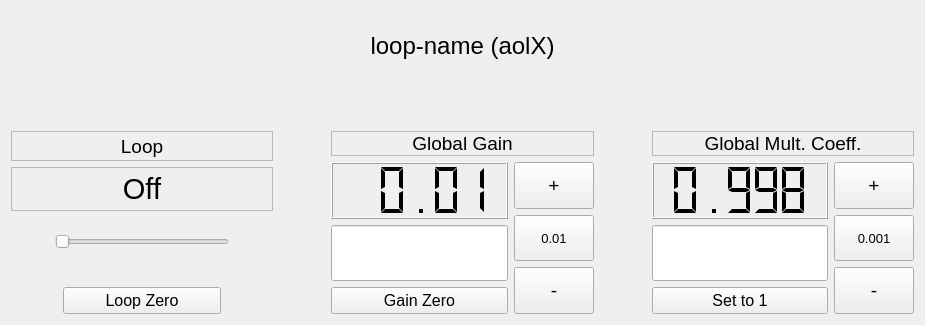
Before: the Qt Designer form gui/widgets/loopCtrl/loopCtrl.ui in magao-x/MagAOX, drawn with Qt 5.
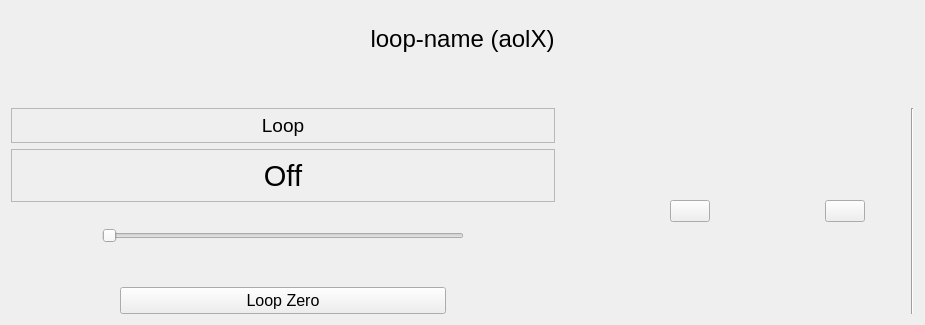
After: the same form once the commit is applied. Custom widgets are drawn as their Qt base class.

Commit message: 2nd part of: new gan control widget; added block controls to loopCtrl

```diff
--- a/gui/widgets/loopCtrl/loopCtrl.ui
+++ b/gui/widgets/loopCtrl/loopCtrl.ui
@@ -15,7 +15,7 @@
   </property>
   <layout class="QGridLayout" name="gridLayout">
    <item row="0" column="0">
-    <layout class="QVBoxLayout" name="verticalLayout" stretch="3,2,8">
+    <layout class="QVBoxLayout" name="verticalLayout" stretch="3,2,0">
      <item>
       <widget class="QLabel" name="label_LoopName">
        <property name="font">
@@ -45,7 +45,7 @@
       </spacer>
      </item>
      <item>
-      <layout class="QHBoxLayout" name="horizontalLayout_2" stretch="5,1,5,1,5">
+      <layout class="QHBoxLayout" name="horizontalLayout_2" stretch="5,1,0,1,0,0,0">
        <item>
         <layout class="QVBoxLayout" name="vl_loopStatus" stretch="2,3,1,1,2,0">
          <item>
@@ -211,153 +211,7 @@
         </spacer>
        </item>
        <item>
-        <layout class="QVBoxLayout" name="vl_gain">
-         <item>
-          <widget class="QLabel" name="label_gain">
-           <property name="font">
-            <font>
-             <pointsize>14</pointsize>
-            </font>
-           </property>
-           <property name="frameShape">
-            <enum>QFrame::StyledPanel</enum>
-           </property>
-           <property name="text">
-            <string>Global Gain</string>
-           </property>
-           <property name="alignment">
-            <set>Qt::AlignCenter</set>
-           </property>
-          </widget>
-         </item>
-         <item>
-          <layout class="QHBoxLayout" name="hl_gainControls" stretch="3,1">
-           <item>
-            <layout class="QVBoxLayout" name="vl_gainText" stretch="1,1,2">
-             <item>
-              <widget class="QLCDNumber" name="lcd_gain">
-               <property name="smallDecimalPoint">
-                <bool>false</bool>
-               </property>
-               <property name="digitCount">
-                <number>5</number>
-               </property>
-               <property name="segmentStyle">
-                <enum>QLCDNumber::Flat</enum>
-               </property>
-               <property name="value" stdset="0">
-                <double>0.010000000000000</double>
-               </property>
-              </widget>
-             </item>
-             <item>
-              <widget class="QLineEdit" name="lineEdit_gain">
-               <property name="sizePolicy">
-                <sizepolicy hsizetype="Expanding" vsizetype="MinimumExpanding">
-                 <horstretch>0</horstretch>
-                 <verstretch>0</verstretch>
-                </sizepolicy>
-               </property>
-               <property name="font">
-                <font>
-                 <pointsize>12</pointsize>
-                </font>
-               </property>
-               <property name="focusPolicy">
-                <enum>Qt::ClickFocus</enum>
-               </property>
-               <property name="alignment">
-                <set>Qt::AlignRight|Qt::AlignTrailing|Qt::AlignVCenter</set>
-               </property>
-              </widget>
-             </item>
-             <item>
-              <widget class="QPushButton" name="button_zeroGain">
-               <property name="font">
-                <font>
-                 <pointsize>12</pointsize>
-                </font>
-               </property>
-               <property name="focusPolicy">
-                <enum>Qt::NoFocus</enum>
-               </property>
-               <property name="text">
-                <string>Gain Zero</string>
-               </property>
-              </widget>
-             </item>
-            </layout>
-           </item>
-           <item>
-            <layout class="QVBoxLayout" name="vl_gainButtons">
-             <item>
-              <widget class="QPushButton" name="button_gainUp">
-               <property name="sizePolicy">
-                <sizepolicy hsizetype="MinimumExpanding" vsizetype="MinimumExpanding">
-                 <horstretch>0</horstretch>
-                 <verstretch>0</verstretch>
-                </sizepolicy>
-               </property>
-               <property name="font">
-                <font>
-                 <pointsize>14</pointsize>
-                </font>
-               </property>
-               <property name="focusPolicy">
-                <enum>Qt::NoFocus</enum>
-               </property>
-               <property name="text">
-                <string>+</string>
-               </property>
-              </widget>
-             </item>
-             <item>
-              <widget class="QPushButton" name="button_gainScale">
-               <property name="sizePolicy">
-                <sizepolicy hsizetype="MinimumExpanding" vsizetype="MinimumExpanding">
-                 <horstretch>0</horstretch>
-                 <verstretch>0</verstretch>
-                </sizepolicy>
-               </property>
-               <property name="font">
-                <font>
-                 <pointsize>10</pointsize>
-                </font>
-               </property>
-               <property name="focusPolicy">
-                <enum>Qt::NoFocus</enum>
-               </property>
-               <property name="text">
-                <string>0.01</string>
-               </property>
-              </widget>
-             </item>
-             <item>
-              <widget class="QPushButton" name="button_gainDown">
-               <property name="sizePolicy">
-                <sizepolicy hsizetype="MinimumExpanding" vsizetype="MinimumExpanding">
-                 <horstretch>0</horstretch>
-                 <verstretch>0</verstretch>
-                </sizepolicy>
-               </property>
-               <property name="font">
-                <font>
-                 <pointsize>14</pointsize>
-                </font>
-               </property>
-               <property name="focusPolicy">
-                <enum>Qt::NoFocus</enum>
-               </property>
-               <property name="text">
-                <string>-</string>
-               </property>
-              </widget>
-             </item>
-            </layout>
-           </item>
-          </layout>
-         </item>
-        </layout>
+        <widget class="xqt::gainCtrl" name="gainCtrl"/>
        </item>
        <item>
         <spacer name="horizontalSpacer_2">
@@ -373,142 +227,27 @@
         </spacer>
        </item>
        <item>
-        <layout class="QVBoxLayout" name="vl_multcoeff">
-         <item>
-          <widget class="QLabel" name="label_multcoeff">
-           <property name="font">
-            <font>
-             <pointsize>14</pointsize>
-            </font>
-           </property>
-           <property name="frameShape">
-            <enum>QFrame::StyledPanel</enum>
-           </property>
-           <property name="text">
-            <string>Global Mult. Coeff.</string>
-           </property>
-           <property name="alignment">
-            <set>Qt::AlignCenter</set>
-           </property>
-          </widget>
-         </item>
-         <item>
-          <layout class="QHBoxLayout" name="hl_multcoeffControls" stretch="3,1">
-           <item>
-            <layout class="QVBoxLayout" name="vl_multcoeffText" stretch="1,1,2">
-             <item>
-              <widget class="QLCDNumber" name="lcd_multcoeff">
-               <property name="segmentStyle">
-                <enum>QLCDNumber::Flat</enum>
-               </property>
-               <property name="value" stdset="0">
-                <double>0.998000000000000</double>
-               </property>
-              </widget>
-             </item>
-             <item>
-              <widget class="QLineEdit" name="lineEdit_multcoeff">
-               <property name="sizePolicy">
-                <sizepolicy hsizetype="Expanding" vsizetype="MinimumExpanding">
-                 <horstretch>0</horstretch>
-                 <verstretch>0</verstretch>
-                </sizepolicy>
-               </property>
-               <property name="focusPolicy">
-                <enum>Qt::ClickFocus</enum>
-               </property>
-               <property name="alignment">
-                <set>Qt::AlignRight|Qt::AlignTrailing|Qt::AlignVCenter</set>
-               </property>
-              </widget>
-             </item>
-             <item>
-              <widget class="QPushButton" name="button_oneMultCoeff">
-               <property name="font">
-                <font>
-                 <pointsize>12</pointsize>
-                </font>
-               </property>
-               <property name="focusPolicy">
-                <enum>Qt::NoFocus</enum>
-               </property>
-               <property name="text">
-                <string>Set to 1</string>
-               </property>
-              </widget>
-             </item>
-            </layout>
-           </item>
-           <item>
-            <layout class="QVBoxLayout" name="vl_multcoeffButtons">
-             <item>
-              <widget class="QPushButton" name="button_multcoeffUp">
-               <property name="sizePolicy">
-                <sizepolicy hsizetype="MinimumExpanding" vsizetype="MinimumExpanding">
-                 <horstretch>0</horstretch>
-                 <verstretch>0</verstretch>
-                </sizepolicy>
-               </property>
-               <property name="font">
-                <font>
-                 <pointsize>14</pointsize>
-                </font>
-               </property>
-               <property name="focusPolicy">
-                <enum>Qt::NoFocus</enum>
-               </property>
-               <property name="text">
-                <string>+</string>
-               </property>
-              </widget>
-             </item>
-             <item>
-              <widget class="QPushButton" name="button_multcoeffScale">
-               <property name="sizePolicy">
-                <sizepolicy hsizetype="MinimumExpanding" vsizetype="MinimumExpanding">
-                 <horstretch>0</horstretch>
-                 <verstretch>0</verstretch>
-                </sizepolicy>
-               </property>
-               <property name="font">
-                <font>
-                 <pointsize>10</pointsize>
-                </font>
-               </property>
-               <property name="focusPolicy">
-                <enum>Qt::NoFocus</enum>
-               </property>
-               <property name="text">
-                <string>0.001</string>
-               </property>
-              </widget>
-             </item>
-             <item>
-              <widget class="QPushButton" name="button_multcoeffDown">
-               <property name="sizePolicy">
-                <sizepolicy hsizetype="MinimumExpanding" vsizetype="MinimumExpanding">
-                 <horstretch>0</horstretch>
-                 <verstretch>0</verstretch>
-                </sizepolicy>
-               </property>
-               <property name="font">
-                <font>
-                 <pointsize>14</pointsize>
-                </font>
-               </property>
-               <property name="focusPolicy">
-                <enum>Qt::NoFocus</enum>
-               </property>
-               <property name="text">
-                <string>-</string>
-               </property>
-              </widget>
-             </item>
-            </layout>
-           </item>
-          </layout>
-         </item>
-        </layout>
+        <widget class="xqt::gainCtrl" name="mcCtrl"/>
+       </item>
+       <item>
+        <spacer name="horizontalSpacer_7">
+         <property name="orientation">
+          <enum>Qt::Horizontal</enum>
+         </property>
+         <property name="sizeHint" stdset="0">
+          <size>
+           <width>40</width>
+           <height>20</height>
+          </size>
+         </property>
+        </spacer>
+       </item>
+       <item>
+        <widget class="Line" name="line">
+         <property name="orientation">
+          <enum>Qt::Vertical</enum>
+         </property>
+        </widget>
        </item>
       </layout>
      </item>
@@ -516,6 +255,13 @@
    </item>
   </layout>
  </widget>
+ <customwidgets>
+  <customwidget>
+   <class>xqt::gainCtrl</class>
+   <extends>QPushButton</extends>
+   <header>../xWidgets/gainCtrl.hpp</header>
+  </customwidget>
+ </customwidgets>
  <resources/>
  <connections/>
 </ui>
```
The commit also changes 4 other files.
